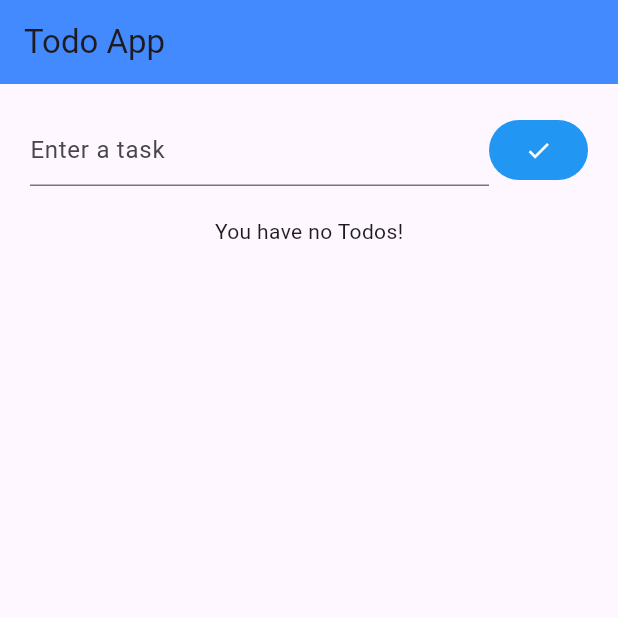
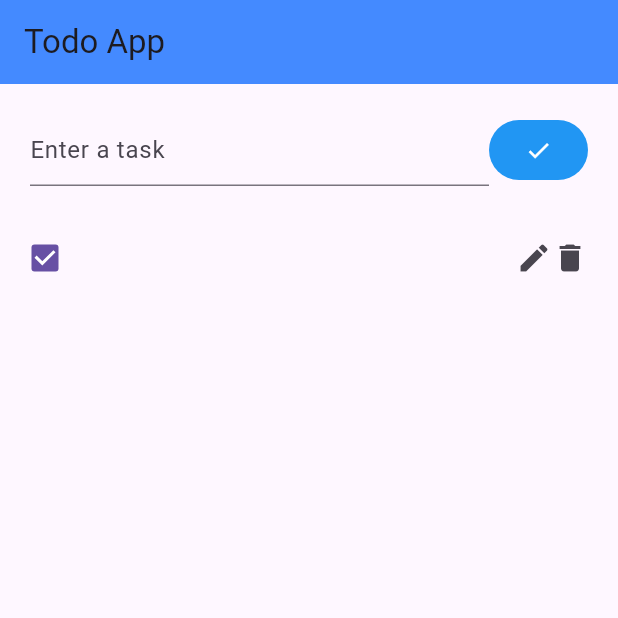
Before and after one commit to shaderone/todo1, a Flutter app: the screen it shows after launch, after a tap on the "check" icon, on a phone screen of 412 x 824 dp, the top half of it. Run offline on Flutter 3.47's test engine with Material 3 defaults, Android fonts, the phone set to English and light mode, and no system bars.

```diff
--- a/lib/main.dart
+++ b/lib/main.dart
@@ -13,7 +13,6 @@ class MyApp extends StatefulWidget {
 
 class _MyAppState extends State<MyApp> {
   TextEditingController inputController = TextEditingController();
-  String task = '';
   List<String> tasks = [];
   @override
   Widget build(BuildContext context) {
@@ -46,7 +45,7 @@ class _MyAppState extends State<MyApp> {
                     FilledButton.icon(
                       onPressed: () {
                         setState(() {
-                          task = inputController.text;
+                          tasks.add(inputController.text);
                         });
                       },
                       label: Icon(Icons.check),
@@ -57,7 +56,49 @@ class _MyAppState extends State<MyApp> {
                   ],
                 ),
                 SizedBox(height: 20),
-                Text("You have no Todos!"),
+                tasks.isEmpty
+                    ? Text("You have no Todos!")
+                    : Expanded(
+                      child: ListView.builder(
+                        itemCount: tasks.length,
+                        physics: BouncingScrollPhysics(),
+                        itemBuilder: (context, index) {
+                          //print("index = $index");
+                          String task = tasks[index];
+                          return ListTile(
+                            leading: Container(
+                              constraints: BoxConstraints.tightFor(
+                                width: 20,
+                                height: 24,
+                              ),
+                              child: Checkbox(
+                                materialTapTargetSize:
+                                    MaterialTapTargetSize.shrinkWrap,
+                                value: true,
+                                onChanged: (value) {},
+                              ),
+                            ),
+                            title: Text(
+                              //"Buy milk from the whatshop",
+                              task,
+                              maxLines: 1,
+                              overflow: TextOverflow.ellipsis,
+                            ),
+                            trailing: Row(
+                              mainAxisSize: MainAxisSize.min,
+                              children: [
+                                Icon(Icons.edit),
+                                Icon(Icons.delete),
+                              ],
+                            ),
+                            contentPadding: EdgeInsets.zero,
+                            minLeadingWidth: 0,
+
+                            //visualDensity: VisualDensity.compact,
+                          );
+                        },
+                      ),
+                    ),
               ],
             ),
           ),
```
Also changed, not shown: todo.txt (+7 -7 lines).
